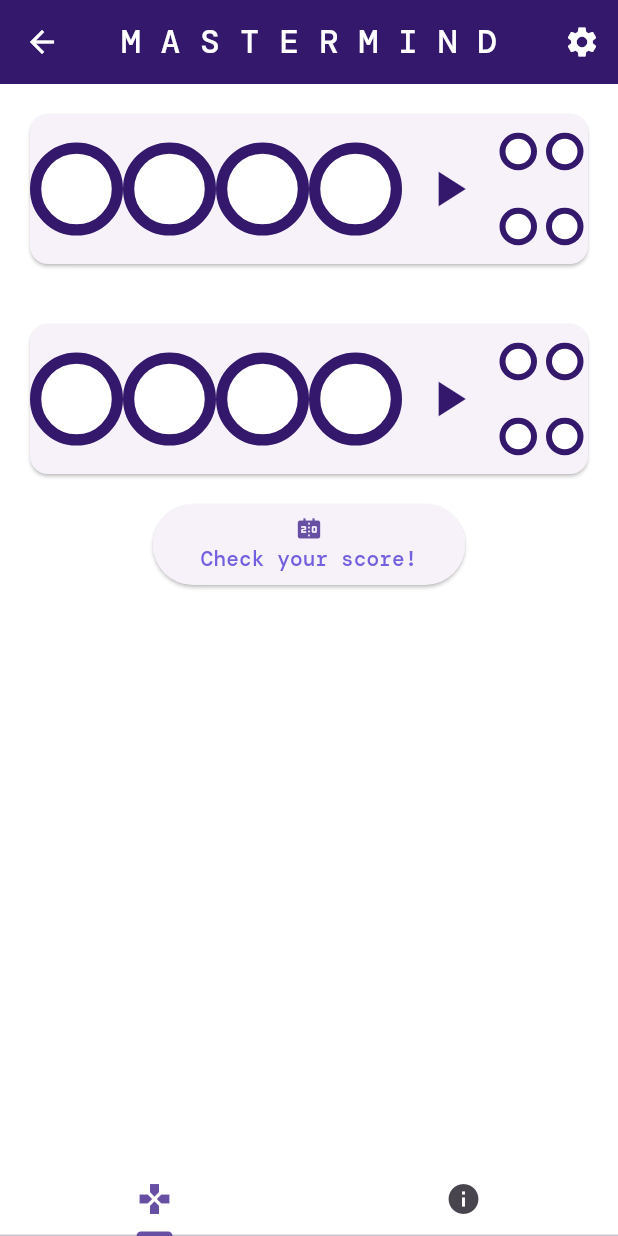
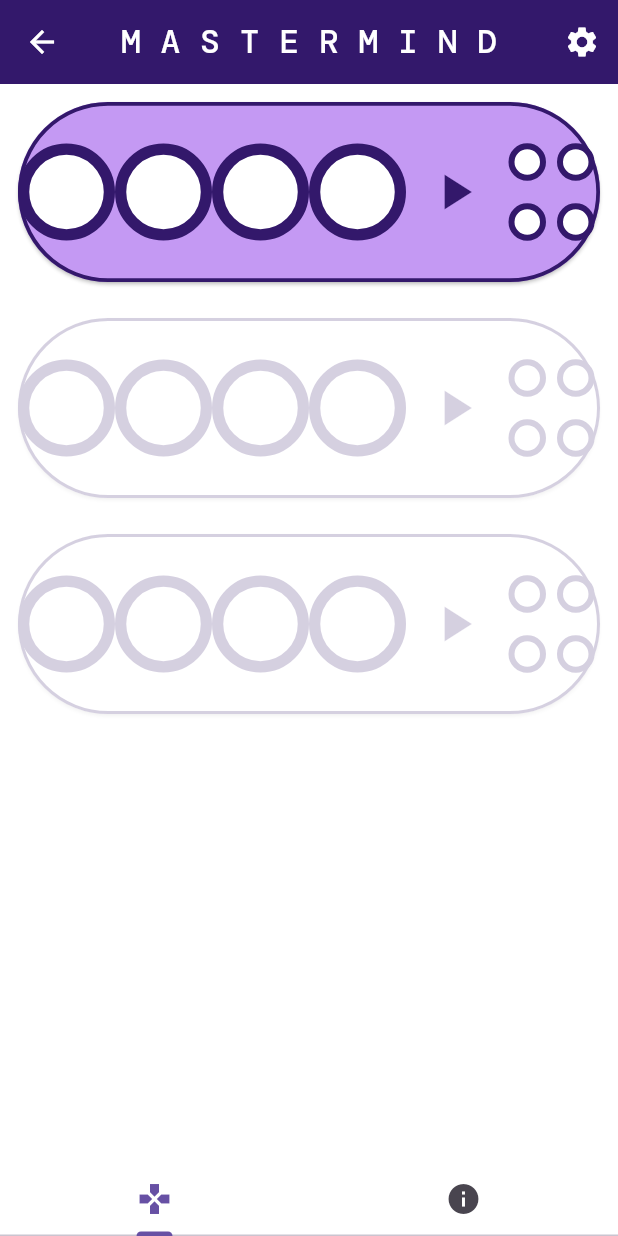
Before and after one commit to galileo-academy-wmiw/flutter_mastermind_sander, a Flutter app: the GameScreenRoute screen opened directly, on a phone screen of 412 x 824 dp. Run offline on Flutter 3.47's test engine with Material 3 defaults, Android fonts, the phone set to English and light mode, and no system bars; our stand-ins replace audioplayers.

Commit message:
Various changes

```diff
--- /dev/null
+++ b/devtools_options.yaml
@@ -0,0 +1 @@
+extensions:
--- a/lib/codepin.dart
+++ b/lib/codepin.dart
@@ -2,12 +2,15 @@ import 'package:flutter/material.dart';
 import 'package:audioplayers/audioplayers.dart';
 import 'variables.dart';
 import 'theme.dart';
+import 'game_screen.dart';
+import 'row_of_pins.dart';
 
 // The Codepin class build a single codepin. It has a parameter for the index position.
 class Codepin extends StatefulWidget {
   final int index;
+  final bool isActive;
 
-  Codepin(this.index);
+  Codepin(this.index, this.isActive);
 
   @override
   State<Codepin> createState() => _CodepinState();
@@ -19,6 +22,8 @@ class _CodepinState extends State<Codepin> {
   @override
   Widget build(BuildContext context) {
     return Expanded(
+        child: IgnorePointer(
+          ignoring: widget.isActive ? false : true,
           child: GestureDetector(
             onTap: (){
               setState(() {
@@ -41,6 +46,7 @@ class _CodepinState extends State<Codepin> {
                 ),
               ),
             ),
+          ),
         )
     );
   }
--- a/lib/game_screen.dart
+++ b/lib/game_screen.dart
@@ -1,76 +1,17 @@
 import 'package:flutter/material.dart';
 import 'package:flutter_mastermind_sander/score_screen.dart';
-import 'scorepin.dart';
 import 'package:audioplayers/audioplayers.dart';
 import 'theme.dart';
 import 'variables.dart';
-import 'codepin.dart';
+import 'row_of_pins.dart';
 
 
-// Constructor for the widget of a row of pins that will make up the stages of the game
-class RowOfPins extends StatefulWidget {
-  const RowOfPins({super.key});
 
-  @override
-  State<RowOfPins> createState() => _RowOfPinsState();
-}
-
-class _RowOfPinsState extends State<RowOfPins> with SingleTickerProviderStateMixin {
-
-  @override
-  Widget build(BuildContext context) {
-    return AnimatedPositioned(
-      duration: Duration(seconds: 2),
-      left: 200,
-      child: Row(
-        mainAxisAlignment: MainAxisAlignment.spaceAround,
-        children: [
-          Codepin(0),
-          Codepin(1),
-          Codepin(2),
-          Codepin(3),
-          Expanded(
-              child: Center(
-                child: IconButton(
-                  onPressed: (){
-                    audioPlayer.play(AssetSource(startUpSound));
-                    print(codePinColorSequence);
-                  },
-                  iconSize: 40,
-                  color: textColor,
-                  icon: const Icon(
-                    Icons.play_arrow
-                  ),
-                ),
-              ),
-          ),
-          const Expanded(
-            child: Column(
-              mainAxisSize: MainAxisSize.max,
-              mainAxisAlignment: MainAxisAlignment.spaceAround,
-              children: [
-                Row(
-                  mainAxisAlignment: MainAxisAlignment.spaceAround,
-                  children: [
-                    Scorepin(),
-                    Scorepin(),
-                  ],
-                ),
-                Row(
-                  mainAxisAlignment: MainAxisAlignment.spaceAround,
-                  children: [
-                    Scorepin(),
-                    Scorepin(),
-                  ],
-                ),
-              ],
-            ),
-          ),
-        ],
-      ),
-    );
-  }
-}
+List<RowOfPins> allRows = [
+  RowOfPins(active: true),
+  RowOfPins(active: false),
+  RowOfPins(active: false),
+  ];
 
 // Constructor of button to take player to ScoreScreen
 class ScoreScreenButton extends StatelessWidget {
@@ -110,27 +51,7 @@ class GameScreen extends StatelessWidget {
         height: 2200,
         color: backgroundColor,
         child: ListView(
-            children: [
-              Padding(
-                padding: const EdgeInsets.all(16.0),
-                child: Card(
-                  child: Container(
-                    height: 100,
-                      child: const RowOfPins()
-                  ),
-                ),
-              ),
-              Padding(
-                padding: const EdgeInsets.all(16.0),
-                child: Card(
-                  child: Container(
-                      height: 100,
-                      child: const RowOfPins()
-                  ),
-                ),
-              ),
-              const ScoreScreenButton(),
-            ]
+            children: allRows
         )
     );
   }
--- /dev/null
+++ b/lib/row_of_pins.dart
@@ -0,0 +1,103 @@
+import 'package:flutter/material.dart';
+import 'codepin.dart';
+import 'scorepin.dart';
+import 'variables.dart';
+import 'theme.dart';
+import 'package:audioplayers/audioplayers.dart';
+
+// Constructor for the widget of a row of pins that will make up the stages of the game
+class RowOfPins extends StatefulWidget {
+  final bool active;
+  const RowOfPins({super.key, this.active = false,});
+
+
+
+  @override
+  State<RowOfPins> createState() => _RowOfPinsState();
+}
+
+class _RowOfPinsState extends State<RowOfPins> with SingleTickerProviderStateMixin {
+
+  @override
+  Widget build(BuildContext context) {
+    return Opacity(
+      opacity: widget.active ? 1.0 : 0.2,
+      child: Padding(
+        padding: const EdgeInsets.all(8.0),
+        child: Card(
+          color: widget.active ? primaryColor : backgroundColor,
+          shape: StadiumBorder(
+            side: BorderSide(
+              color: textColor,
+              width: widget.active ? 2.5 : 2.0,
+            )
+          ),
+          child: Container(
+            height: 120,
+            child: Row(
+              mainAxisAlignment: MainAxisAlignment.spaceAround,
+              children: [
+                Codepin(0, widget.active),
+                Codepin(1, widget.active),
+                Codepin(2, widget.active),
+                Codepin(3, widget.active),
+                Expanded(
+                  child: Center(
+                    child: IgnorePointer(
+                      ignoring: widget.active ? false : true,
+                      child: IconButton(
+                        onPressed: (){
+                          setState(() {
+                            audioPlayer.play(AssetSource(startUpSound));
+                            print(codePinColorSequence);
+                          });
+                        },
+                        iconSize: 40,
+                        color: textColor,
+                        icon: const Icon(
+                            Icons.play_arrow
+                        ),
+                      ),
+                    ),
+                  ),
+                ),
+                Expanded(
+                  child: Container(
+                    height: 80,
+                    width: 120,
+                    child: Center(
+                      child: Container(
+                        width: 80,
+                        height: 80,
+                        child: Column(
+                          mainAxisSize: MainAxisSize.max,
+                          mainAxisAlignment: MainAxisAlignment.spaceAround,
+                          children: [
+                            Row(
+                              mainAxisAlignment: MainAxisAlignment.spaceAround,
+                              children: [
+                                Scorepin(),
+                                Scorepin(),
+                              ],
+                            ),
+                            Row(
+                              mainAxisAlignment: MainAxisAlignment.spaceAround,
+                              children: [
+                                Scorepin(),
+                                Scorepin(),
+                              ],
+                            ),
+                          ],
+                        ),
+                      ),
+                    ),
+                  ),
+                ),
+              ],
+            ),
+          ),
+        ),
+      ),
+    );
+  }
+}
--- a/pubspec.yaml
+++ b/pubspec.yaml
@@ -36,6 +36,7 @@ dependencies:
   # Use with the CupertinoIcons class for iOS style icons.
   cupertino_icons: ^1.0.2
   audioplayers: ^5.2.1
+  provider: ^6.1.1
 
 dev_dependencies:
   flutter_test:
```
Also changed, not shown: pubspec.lock. Lines whose indentation alone changed are shown as unchanged.
